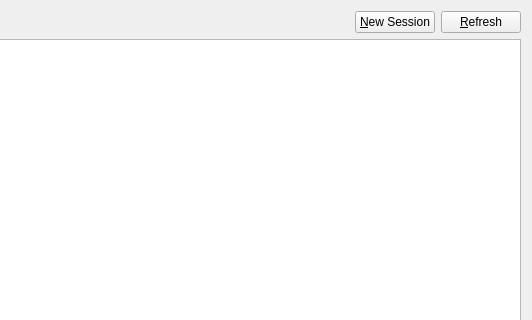
Qt form src/MainWidget.ui (pa-sowa/screen-session-manager) before a commit; both pictures show x 521 to 1053 and y 0 to 320 of the 1053 by 941 pixel window.
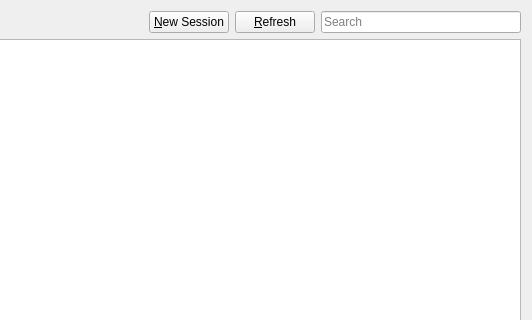
The same form after that commit.

Commit message: Added sorting and filtering (#1)

The edit to the form file:
```diff
--- a/src/MainWidget.ui
+++ b/src/MainWidget.ui
@@ -101,6 +101,19 @@
            </property>
           </widget>
          </item>
+         <item>
+          <widget class="QLineEdit" name="filterLineEdit">
+           <property name="maximumSize">
+            <size>
+             <width>200</width>
+             <height>16777215</height>
+            </size>
+           </property>
+           <property name="placeholderText">
+            <string>Search</string>
+           </property>
+          </widget>
+         </item>
         </layout>
        </item>
        <item>
```
Left out of the diff: 6 changed lines with no effect on the pictures. The commit also changes 2 other files.
